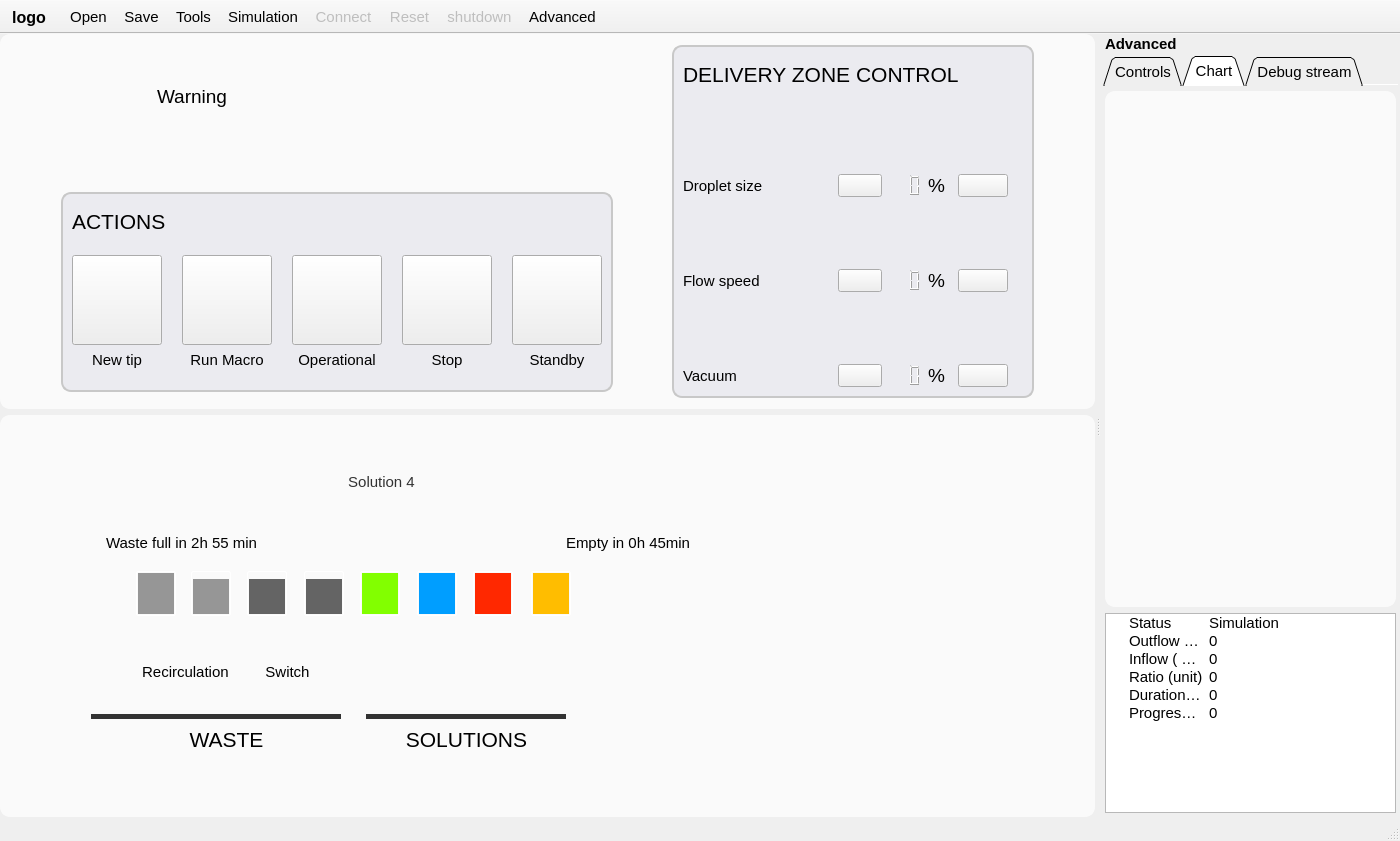
Before: the Qt Designer form apps/Lab-on-a-tip/Lab-on-a-tip.ui in bellonemauro/Labonatip2.0, drawn with Qt 5.
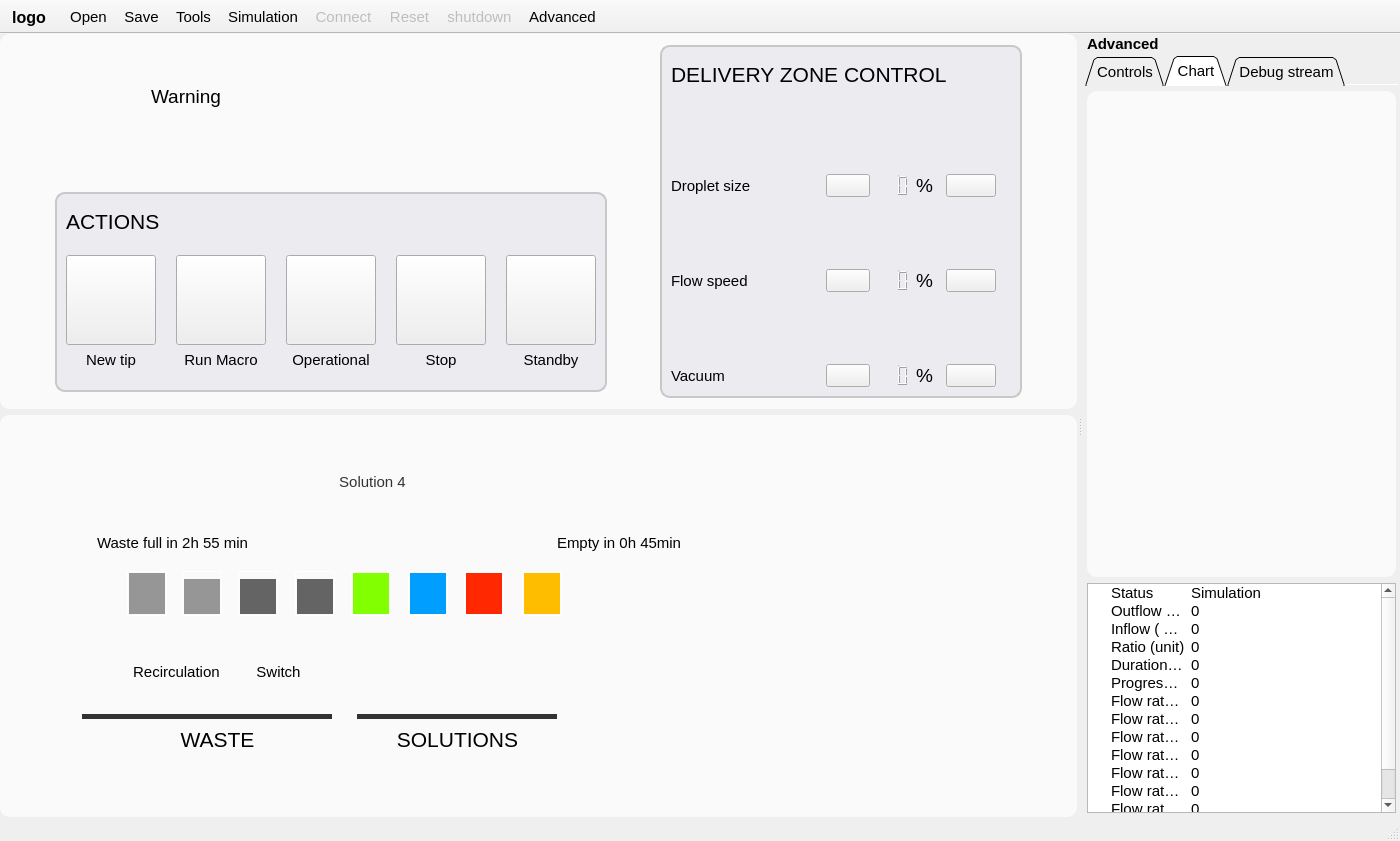
After: the same form once the commit is applied. The open tabs and pages were chosen to show the change. Icons and pictures are not drawn.

```diff
--- a/apps/Lab-on-a-tip/Lab-on-a-tip.ui
+++ b/apps/Lab-on-a-tip/Lab-on-a-tip.ui
@@ -127,7 +127,7 @@
         <rect>
          <x>0</x>
          <y>0</y>
-         <width>1100</width>
+         <width>1082</width>
          <height>716</height>
         </rect>
        </property>
@@ -169,7 +169,7 @@
             <rect>
              <x>0</x>
              <y>0</y>
-             <width>1100</width>
+             <width>1082</width>
              <height>716</height>
             </rect>
            </property>
@@ -2535,8 +2535,8 @@
    </property>
    <property name="minimumSize">
     <size>
-     <width>299</width>
-     <height>486</height>
+     <width>317</width>
+     <height>490</height>
     </size>
    </property>
    <property name="maximumSize">
@@ -4487,13 +4487,13 @@
            <property name="minimumSize">
             <size>
              <width>0</width>
-             <height>150</height>
+             <height>170</height>
             </size>
            </property>
            <property name="maximumSize">
             <size>
              <width>16777215</width>
-             <height>200</height>
+             <height>230</height>
             </size>
            </property>
            <property name="font">
@@ -4583,6 +4583,70 @@
              <string>0</string>
             </property>
            </item>
+           <item>
+            <property name="text">
+             <string>Flow rate 1 ( nL/s )</string>
+            </property>
+            <property name="text">
+             <string>0</string>
+            </property>
+           </item>
+           <item>
+            <property name="text">
+             <string>Flow rate 2 ( nL/s )</string>
+            </property>
+            <property name="text">
+             <string>0</string>
+            </property>
+           </item>
+           <item>
+            <property name="text">
+             <string>Flow rate 3 ( nL/s )</string>
+            </property>
+            <property name="text">
+             <string>0</string>
+            </property>
+           </item>
+           <item>
+            <property name="text">
+             <string>Flow rate 4 ( nL/s )</string>
+            </property>
+            <property name="text">
+             <string>0</string>
+            </property>
+           </item>
+           <item>
+            <property name="text">
+             <string>Flow rate 5 ( nL/s )</string>
+            </property>
+            <property name="text">
+             <string>0</string>
+            </property>
+           </item>
+           <item>
+            <property name="text">
+             <string>Flow rate 6 ( nL/s )</string>
+            </property>
+            <property name="text">
+             <string>0</string>
+            </property>
+           </item>
+           <item>
+            <property name="text">
+             <string>Flow rate 7 ( nL/s )</string>
+            </property>
+            <property name="text">
+             <string>0</string>
+            </property>
+           </item>
+           <item>
+            <property name="text">
+             <string>Flow rate 8 ( nL/s )</string>
+            </property>
+            <property name="text">
+             <string>0</string>
+            </property>
+           </item>
           </widget>
          </item>
         </layout>
```
Left out of the diff: 2 changed lines with no effect on the pictures.
